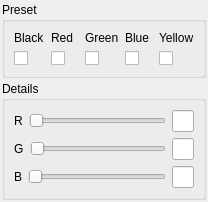
Above: colorselect.ui from smoothie316/Qt before the change. Below: the same form after it.
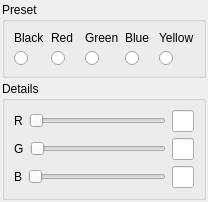
That is the form after the change.

Commit message: change button mouse event

What changed in the file:
```diff
--- a/colorselect.ui
+++ b/colorselect.ui
@@ -63,7 +63,7 @@
             </widget>
            </item>
            <item>
-            <widget class="QCheckBox" name="BlackCheck">
+            <widget class="QRadioButton" name="BlackRadioBtn">
              <property name="text">
               <string/>
              </property>
@@ -81,7 +81,7 @@
             </widget>
            </item>
            <item>
-            <widget class="QCheckBox" name="RedCheck">
+            <widget class="QRadioButton" name="RedRadioBtn">
              <property name="text">
               <string/>
              </property>
@@ -99,7 +99,7 @@
             </widget>
            </item>
            <item>
-            <widget class="QCheckBox" name="GreenCheck">
+            <widget class="QRadioButton" name="GreenRadioBtn">
              <property name="text">
               <string/>
              </property>
@@ -117,7 +117,7 @@
             </widget>
            </item>
            <item>
-            <widget class="QCheckBox" name="BlueCheck">
+            <widget class="QRadioButton" name="BlueRadioBtn">
              <property name="text">
               <string/>
              </property>
@@ -135,7 +135,7 @@
             </widget>
            </item>
            <item>
-            <widget class="QCheckBox" name="YellowCheck">
+            <widget class="QRadioButton" name="YellowRadioBtn">
              <property name="text">
               <string/>
              </property>
```
The commit also changes 23 other files.
